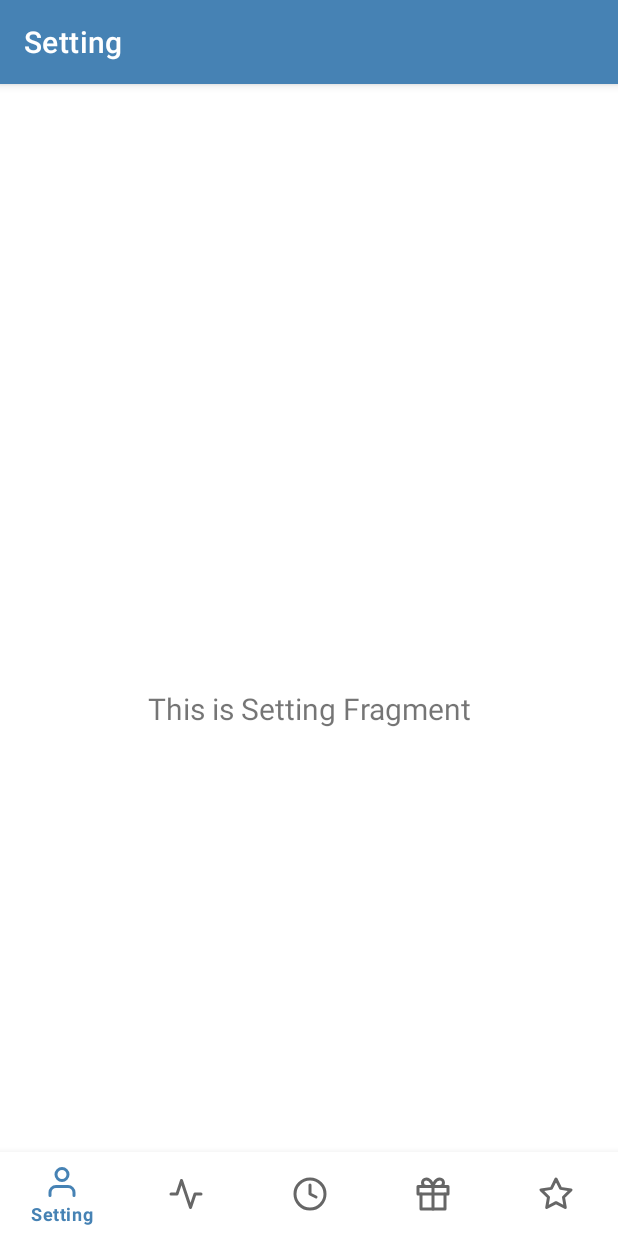
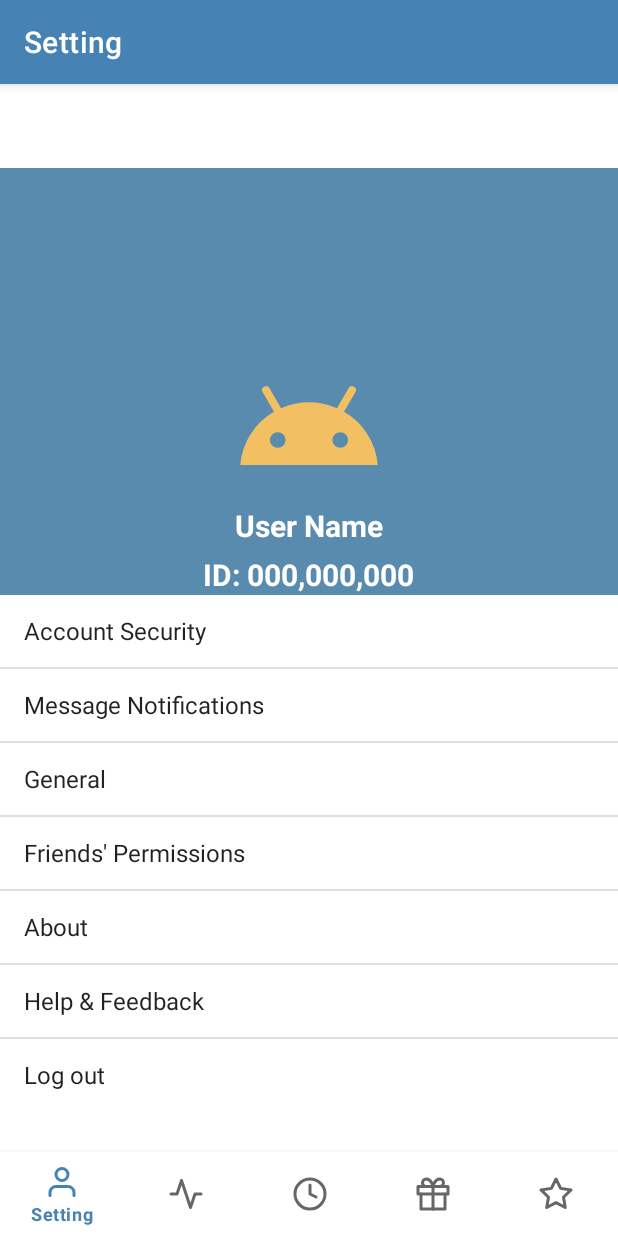
Before and after one commit to wodouxiangxiaole/FocusApp, an Android app: the SettingFragment screen opened through its navigation route, on a phone screen of 412 x 824 dp. Run offline under Robolectric (Android 15) with nearby library versions, the phone set to English and light mode, and no system bars; our stand-ins replace navigation-ui; Roboto replaces fonts that are not available here.

Commit message:
setting ui

```diff
--- a/app/src/main/java/com/xd/focusapp/ui/setting/SettingFragment.kt
+++ b/app/src/main/java/com/xd/focusapp/ui/setting/SettingFragment.kt
@@ -1,9 +1,12 @@
 package com.xd.focusapp.ui.setting
 
+import android.R
 import android.os.Bundle
 import android.view.LayoutInflater
 import android.view.View
 import android.view.ViewGroup
+import android.widget.ArrayAdapter
+import android.widget.ListView
 import android.widget.TextView
 import androidx.fragment.app.Fragment
 import androidx.lifecycle.ViewModelProvider
@@ -11,11 +14,13 @@ import com.xd.focusapp.databinding.FragmentSettingBinding
 
 class SettingFragment : Fragment() {
 
+    private lateinit var settingListView: ListView
     private var _binding: FragmentSettingBinding? = null
 
     // This property is only valid between onCreateView and
     // onDestroyView.
     private val binding get() = _binding!!
+    private lateinit var settingOptions: Array<String>
 
     override fun onCreateView(
         inflater: LayoutInflater,
@@ -28,12 +33,21 @@ class SettingFragment : Fragment() {
         _binding = FragmentSettingBinding.inflate(inflater, container, false)
         val root: View = binding.root
 
-        val textView: TextView = binding.textSetting
-        settingViewModel.text.observe(viewLifecycleOwner) {
-            textView.text = it
-        }
+        settingOptions=settingViewModel.settingOptions
+
+        settingListView = binding.SettingList
+        val arrayAdapter: ArrayAdapter<String> = ArrayAdapter<String>(root.context,
+            R.layout.simple_list_item_1, settingOptions)
+        settingListView.adapter = arrayAdapter
+
+//        val textView: TextView = binding.textSetting
+//        settingViewModel.text.observe(viewLifecycleOwner) {
+//            textView.text = it
+//        }
+
         return root
     }
+
 
     override fun onDestroyView() {
         super.onDestroyView()
--- a/app/src/main/java/com/xd/focusapp/ui/setting/SettingViewModel.kt
+++ b/app/src/main/java/com/xd/focusapp/ui/setting/SettingViewModel.kt
@@ -6,6 +6,12 @@ import androidx.lifecycle.ViewModel
 
 class SettingViewModel : ViewModel() {
 
+    val settingOptions = arrayOf(
+        "Account Security",
+        "Message Notifications", "General", "Friends' Permissions",
+        "About", "Help & Feedback",
+        "Log out")
+
     private val _text = MutableLiveData<String>().apply {
         value = "This is Setting Fragment"
     }
--- /dev/null
+++ b/app/src/main/res/drawable/ic_user_profile_img.xml
@@ -0,0 +1,5 @@
+<vector android:height="100dp" android:tint="#F3BF63"
+    android:viewportHeight="24" android:viewportWidth="24"
+    android:width="100dp" xmlns:android="http://schemas.android.com/apk/res/android">
+    <path android:fillColor="#FF000000" android:pathData="M17.6,11.48 L19.44,8.3a0.63,0.63 0,0 0,-1.09 -0.63l-1.88,3.24a11.43,11.43 0,0 0,-8.94 0L5.65,7.67a0.63,0.63 0,0 0,-1.09 0.63L6.4,11.48A10.81,10.81 0,0 0,1 20L23,20A10.81,10.81 0,0 0,17.6 11.48ZM7,17.25A1.25,1.25 0,1 1,8.25 16,1.25 1.25,0 0,1 7,17.25ZM17,17.25A1.25,1.25 0,1 1,18.25 16,1.25 1.25,0 0,1 17,17.25Z"/>
+</vector>
--- a/app/src/main/res/layout/fragment_setting.xml
+++ b/app/src/main/res/layout/fragment_setting.xml
@@ -1,22 +1,73 @@
 <?xml version="1.0" encoding="utf-8"?>
-<androidx.constraintlayout.widget.ConstraintLayout xmlns:android="http://schemas.android.com/apk/res/android"
+<LinearLayout
+    xmlns:android="http://schemas.android.com/apk/res/android"
     xmlns:app="http://schemas.android.com/apk/res-auto"
     xmlns:tools="http://schemas.android.com/tools"
     android:layout_width="match_parent"
     android:layout_height="match_parent"
-    tools:context=".ui.setting.SettingFragment">
+    tools:context=".ui.setting.SettingFragment"
+    android:orientation="vertical"
+    android:weightSum="1">
+    <LinearLayout
+        android:layout_width="match_parent"
+        android:layout_height="0dp"
+        android:layout_weight="0.4"
+        android:background="@color/blue_carolina"
+        android:gravity="bottom">
 
-    <TextView
-        android:id="@+id/text_setting"
+    <RelativeLayout
         android:layout_width="match_parent"
         android:layout_height="wrap_content"
-        android:layout_marginStart="8dp"
-        android:layout_marginTop="8dp"
-        android:layout_marginEnd="8dp"
-        android:textAlignment="center"
-        android:textSize="20sp"
-        app:layout_constraintBottom_toBottomOf="parent"
-        app:layout_constraintEnd_toEndOf="parent"
-        app:layout_constraintStart_toStartOf="parent"
-        app:layout_constraintTop_toTopOf="parent" />
-</androidx.constraintlayout.widget.ConstraintLayout>
+        >
+
+        <ImageView
+            android:id="@+id/Profile_Image"
+            android:layout_width="100dp"
+            android:layout_height="100dp"
+            android:layout_centerHorizontal="true"
+            android:layout_marginTop="20dp"
+            android:src="@drawable/ic_user_profile_img"
+            android:clickable="true"/>
+<!--            android:onClick="changeProfileImg"/>-->
+
+        <TextView
+            android:id="@+id/Profile_Name"
+            android:layout_width="wrap_content"
+            android:layout_height="wrap_content"
+            android:layout_below="@+id/Profile_Image"
+            android:layout_centerHorizontal="true"
+            android:layout_marginTop="10dp"
+            android:text="User Name"
+            android:textSize="20sp"
+            android:textStyle="bold"
+            android:textColor="@color/white"/>
+        <TextView
+            android:id="@+id/Profile_User_ID"
+            android:layout_width="wrap_content"
+            android:layout_height="wrap_content"
+            android:layout_below="@+id/Profile_Name"
+            android:layout_centerHorizontal="true"
+            android:layout_marginTop="5dp"
+            android:text="ID: 000,000,000"
+            android:textSize="20sp"
+            android:textStyle="bold"
+            android:textColor="@color/white"/>
+
+    </RelativeLayout>
+
+
+    </LinearLayout>
+
+
+    <LinearLayout
+        android:layout_width="match_parent"
+        android:layout_height="0dp"
+        android:layout_weight="0.5">
+
+        <ListView
+            android:id="@+id/Setting_List"
+        android:layout_width="match_parent"
+        android:layout_height="wrap_content"/>
+
+    </LinearLayout>
+</LinearLayout>
```
